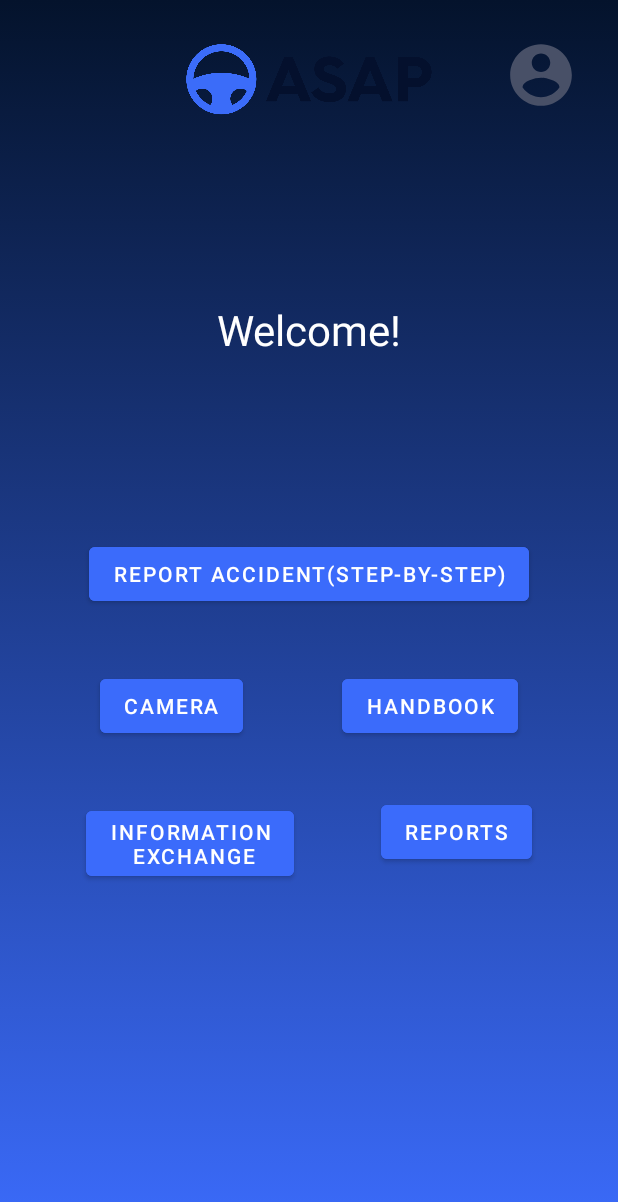
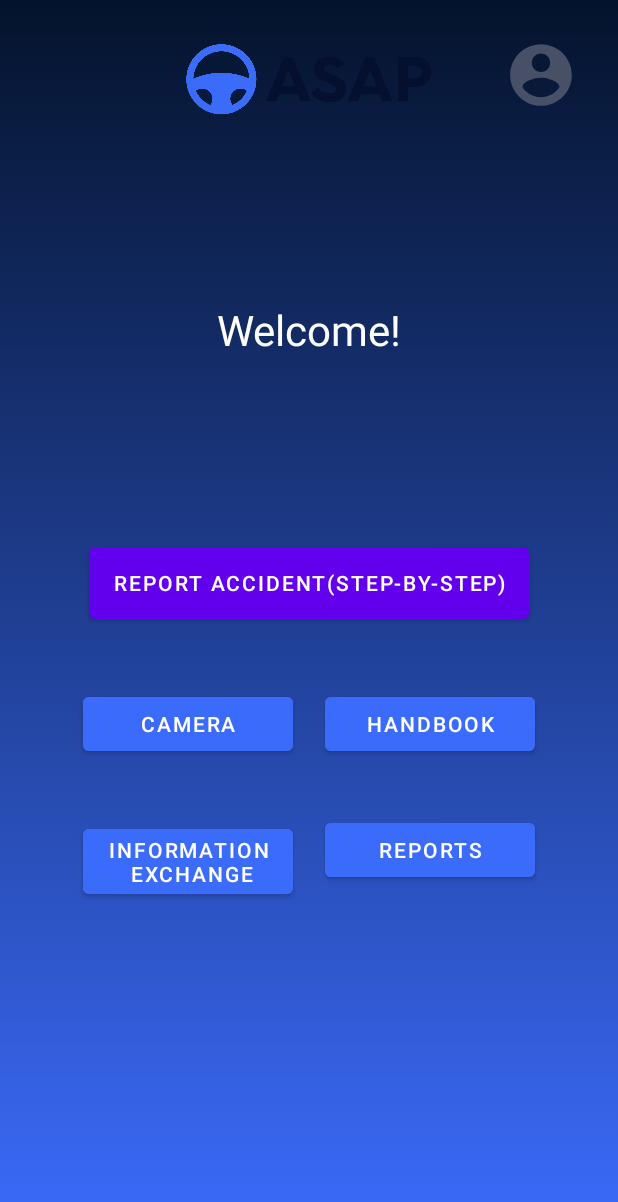
Before and after one commit to MaazHussaini99/androidAccidentApp, an Android app: the Home screen opened directly, with no data from a screen before it, on a phone screen of 412 x 824 dp. Shown: the top 1202 px of the screen. Run offline under Robolectric (Android 15) with nearby library versions, the phone set to English and light mode, and no system bars.

Commit message:
Made adjustments and aligned buttons

```diff
--- a/app/src/main/res/layout/activity_home.xml
+++ b/app/src/main/res/layout/activity_home.xml
@@ -42,10 +42,9 @@
     <Button
         android:id="@+id/step_by_step"
         android:layout_width="wrap_content"
-        android:layout_height="wrap_content"
+        android:layout_height="60dp"
         android:text="Report Accident(Step-By-Step)"
         android:layout_marginTop="120dp"
-        android:backgroundTint="@color/logo"
         android:onClick="onClick"
         app:layout_constraintTop_toBottomOf="@id/greeting"
         app:layout_constraintLeft_toLeftOf="parent"
@@ -53,50 +52,52 @@
 
     <Button
         android:id="@+id/camera"
-        android:layout_width="wrap_content"
+        android:layout_width="140dp"
         android:layout_height="wrap_content"
         android:text="Camera"
         android:onClick="onClick"
         android:backgroundTint="@color/logo"
         android:layout_marginTop="40dp"
+        android:layout_marginStart="55dp"
         app:layout_constraintTop_toBottomOf="@id/step_by_step"
-        app:layout_constraintStart_toStartOf="parent"
-        app:layout_constraintEnd_toStartOf="@id/handbook"/>
+        app:layout_constraintLeft_toLeftOf="parent" />
 
     <Button
         android:id="@+id/handbook"
-        android:layout_width="wrap_content"
+        android:layout_width="140dp"
         android:layout_height="wrap_content"
+        android:layout_marginTop="40dp"
+        android:layout_marginEnd="55dp"
+        android:backgroundTint="@color/logo"
+        android:onClick="onClick"
         android:text="Handbook"
-        android:onClick="onClick"
-        android:backgroundTint="@color/logo"
         app:layout_constraintBaseline_toBaselineOf="@id/camera"
-        app:layout_constraintTop_toBottomOf="@id/step_by_step"
-        app:layout_constraintStart_toEndOf="@id/camera"
-        app:layout_constraintEnd_toEndOf="parent"/>
+        app:layout_constraintEnd_toEndOf="parent"
+        app:layout_constraintLeft_toRightOf="@id/camera"
+        app:layout_constraintTop_toBottomOf="@id/step_by_step" />
 
     <Button
         android:id="@+id/info_exchange"
-        android:layout_width="wrap_content"
+        android:layout_width="140dp"
         android:layout_height="wrap_content"
         android:text="Information\n Exchange"
         android:onClick="onClick"
         android:backgroundTint="@color/logo"
         android:layout_marginTop="40dp"
+        android:layout_marginStart="55dp"
         app:layout_constraintTop_toBottomOf="@id/camera"
-        app:layout_constraintStart_toStartOf="parent"
-        app:layout_constraintEnd_toStartOf="@id/reports"/>
+        app:layout_constraintLeft_toLeftOf="parent" />
 
     <Button
         android:id="@+id/reports"
-        android:layout_width="wrap_content"
+        android:layout_width="140dp"
         android:layout_height="wrap_content"
         android:text="Reports"
         android:onClick="onClick"
         android:backgroundTint="@color/logo"
+        android:layout_marginEnd="55dp"
         app:layout_constraintTop_toBottomOf="@id/handbook"
         app:layout_constraintBaseline_toBaselineOf="@id/info_exchange"
-        app:layout_constraintStart_toEndOf="@id/info_exchange"
-        app:layout_constraintEnd_toEndOf="parent"/>
+        app:layout_constraintRight_toRightOf="parent"/>
 
 </androidx.constraintlayout.widget.ConstraintLayout>
--- a/app/src/main/res/layout/activity_step1.xml
+++ b/app/src/main/res/layout/activity_step1.xml
@@ -57,8 +57,8 @@
 
     <Button
         android:id="@+id/dial911_btn"
-        android:layout_width="wrap_content"
-        android:layout_height="wrap_content"
+        android:layout_width="140dp"
+        android:layout_height="60dp"
         android:layout_marginTop="55dp"
         android:text="Call 911"
         android:backgroundTint="@color/logo"
@@ -68,8 +68,8 @@
 
     <Button
         android:id="@+id/emergencyContact_btn"
-        android:layout_width="wrap_content"
-        android:layout_height="wrap_content"
+        android:layout_width="140dp"
+        android:layout_height="60dp"
         android:layout_marginTop="55dp"
         android:text="Emergency\nContact"
         android:backgroundTint="@color/logo"
```
